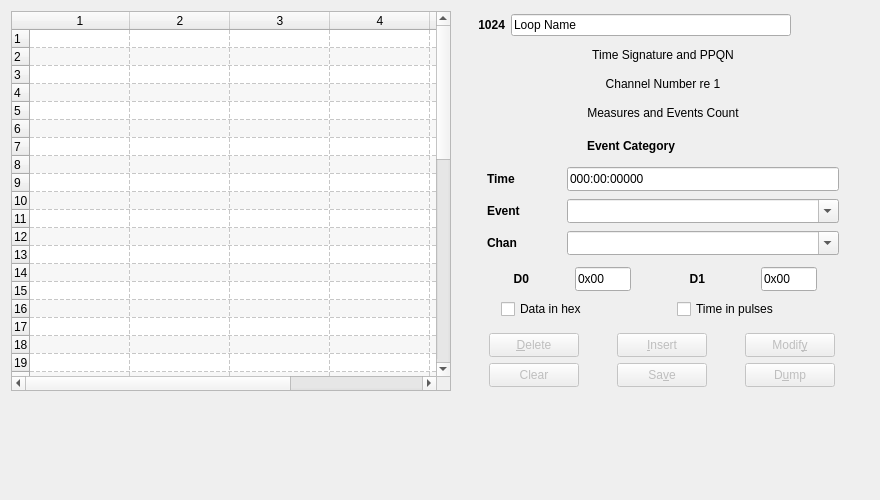
ahlstromcj/seq66, file seq_qt5/forms/qseqeventframe.ui: the form before one commit.
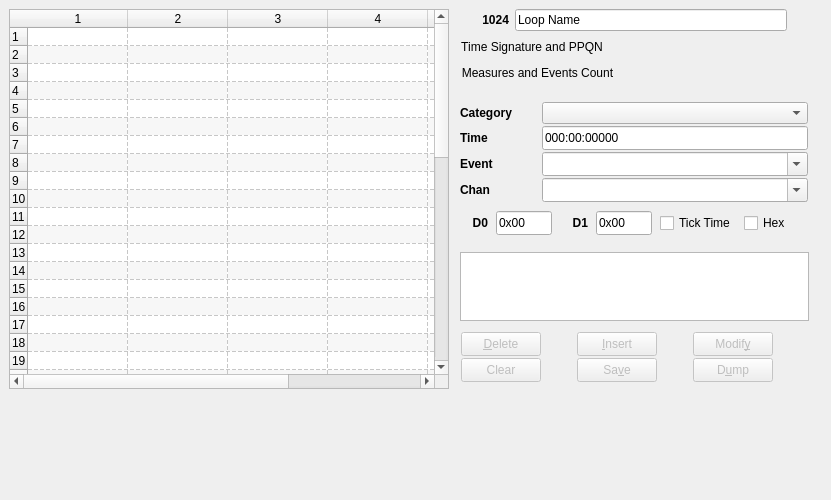
The form after the commit.

Commit message: Continuing work to add meta/text handling to event editor.

The edit to the form file:
```diff
--- a/seq_qt5/forms/qseqeventframe.ui
+++ b/seq_qt5/forms/qseqeventframe.ui
@@ -6,7 +6,7 @@
    <rect>
     <x>0</x>
     <y>0</y>
-    <width>880</width>
+    <width>831</width>
     <height>500</height>
    </rect>
   </property>
@@ -18,19 +18,22 @@
   </property>
   <property name="maximumSize">
    <size>
-    <width>880</width>
+    <width>900</width>
     <height>500</height>
    </size>
   </property>
   <property name="windowTitle">
    <string>Events</string>
   </property>
-  <layout class="QGridLayout" name="gridLayout_4">
-   <property name="horizontalSpacing">
-    <number>6</number>
-   </property>
-   <item row="0" column="0" rowspan="4">
     <widget class="QTableWidget" name="eventTableWidget">
+   <property name="geometry">
+    <rect>
+     <x>9</x>
+     <y>9</y>
+     <width>440</width>
+     <height>380</height>
+    </rect>
+   </property>
      <property name="sizePolicy">
       <sizepolicy hsizetype="Expanding" vsizetype="Expanding">
        <horstretch>0</horstretch>
@@ -134,331 +137,37 @@
      <column/>
      <column/>
     </widget>
-   </item>
-   <item row="1" column="2">
-    <layout class="QVBoxLayout" name="verticalLayout_3">
-     <property name="spacing">
-      <number>8</number>
-     </property>
-     <property name="sizeConstraint">
-      <enum>QLayout::SetMinimumSize</enum>
-     </property>
-     <item>
-      <widget class="QLabel" name="label_category">
-       <property name="minimumSize">
-        <size>
-         <width>348</width>
-         <height>22</height>
-        </size>
-       </property>
-       <property name="maximumSize">
-        <size>
-         <width>264</width>
-         <height>22</height>
-        </size>
-       </property>
-       <property name="font">
-        <font>
-         <weight>75</weight>
-         <bold>true</bold>
-        </font>
-       </property>
-       <property name="text">
-        <string>Event Category</string>
-       </property>
-       <property name="alignment">
-        <set>Qt::AlignCenter</set>
-       </property>
-      </widget>
-     </item>
-     <item>
-      <layout class="QGridLayout" name="gridLayout" columnstretch="1,2">
-       <property name="horizontalSpacing">
-        <number>2</number>
-       </property>
-       <item row="0" column="0">
-        <widget class="QLabel" name="time_label">
-         <property name="minimumSize">
-          <size>
-           <width>0</width>
-           <height>24</height>
-          </size>
-         </property>
-         <property name="maximumSize">
-          <size>
-           <width>48</width>
-           <height>24</height>
-          </size>
-         </property>
-         <property name="font">
-          <font>
-           <weight>75</weight>
-           <bold>true</bold>
-          </font>
-         </property>
-         <property name="text">
-          <string>Time  </string>
-         </property>
-        </widget>
-       </item>
-       <item row="1" column="0">
-        <widget class="QLabel" name="event_label">
-         <property name="minimumSize">
-          <size>
-           <width>0</width>
-           <height>24</height>
-          </size>
-         </property>
-         <property name="maximumSize">
-          <size>
-           <width>48</width>
-           <height>24</height>
-          </size>
-         </property>
-         <property name="font">
-          <font>
-           <weight>75</weight>
-           <bold>true</bold>
-          </font>
-         </property>
-         <property name="text">
-          <string>Event</string>
-         </property>
-        </widget>
-       </item>
-       <item row="0" column="1">
-        <widget class="QLineEdit" name="entry_ev_timestamp">
-         <property name="minimumSize">
-          <size>
-           <width>100</width>
-           <height>24</height>
-          </size>
-         </property>
-         <property name="maximumSize">
-          <size>
-           <width>272</width>
-           <height>24</height>
-          </size>
-         </property>
-         <property name="toolTip">
-          <string>Current time in bars:beats:pulses. Edit to insert or modify events.</string>
-         </property>
-         <property name="text">
-          <string>000:00:00000</string>
-         </property>
-        </widget>
-       </item>
-       <item row="2" column="0">
-        <widget class="QLabel" name="channel_label">
-         <property name="font">
-          <font>
-           <weight>75</weight>
-           <bold>true</bold>
-          </font>
-         </property>
-         <property name="text">
-          <string>Chan</string>
-         </property>
-        </widget>
-       </item>
-       <item row="2" column="1">
-        <widget class="QComboBox" name="channel_combo_box">
-         <property name="minimumSize">
-          <size>
-           <width>100</width>
-           <height>24</height>
-          </size>
-         </property>
-         <property name="maximumSize">
-          <size>
-           <width>272</width>
-           <height>24</height>
-          </size>
-         </property>
-         <property name="editable">
-          <bool>true</bool>
-         </property>
-         <property name="currentIndex">
-          <number>-1</number>
-         </property>
-         <property name="maxVisibleItems">
-          <number>16</number>
-         </property>
-         <property name="maxCount">
-          <number>16</number>
-         </property>
-         <property name="insertPolicy">
-          <enum>QComboBox::NoInsert</enum>
-         </property>
-         <property name="minimumContentsLength">
-          <number>1</number>
-         </property>
-        </widget>
-       </item>
-       <item row="1" column="1">
-        <widget class="QComboBox" name="combo_ev_name">
-         <property name="minimumSize">
-          <size>
-           <width>100</width>
-           <height>24</height>
-          </size>
-         </property>
-         <property name="maximumSize">
-          <size>
-           <width>272</width>
-           <height>24</height>
-          </size>
-         </property>
-         <property name="editable">
-          <bool>true</bool>
-         </property>
-         <property name="insertPolicy">
-          <enum>QComboBox::NoInsert</enum>
-         </property>
-        </widget>
-       </item>
-      </layout>
-     </item>
-    </layout>
-   </item>
-   <item row="0" column="1">
-    <spacer name="horizontalSpacer_2">
-     <property name="orientation">
-      <enum>Qt::Horizontal</enum>
-     </property>
-     <property name="sizeHint" stdset="0">
-      <size>
-       <width>40</width>
-       <height>20</height>
-      </size>
-     </property>
-    </spacer>
-   </item>
-   <item row="2" column="2">
-    <layout class="QGridLayout" name="gridLayout_3">
-     <property name="horizontalSpacing">
-      <number>2</number>
-     </property>
-     <item row="0" column="0">
-      <widget class="QLabel" name="d0_label">
-       <property name="minimumSize">
-        <size>
-         <width>28</width>
-         <height>24</height>
-        </size>
-       </property>
-       <property name="maximumSize">
-        <size>
-         <width>28</width>
-         <height>24</height>
-        </size>
-       </property>
-       <property name="font">
-        <font>
-         <weight>75</weight>
-         <bold>true</bold>
-        </font>
-       </property>
-       <property name="text">
-        <string>D0</string>
-       </property>
-       <property name="alignment">
-        <set>Qt::AlignRight|Qt::AlignTrailing|Qt::AlignVCenter</set>
-       </property>
-      </widget>
-     </item>
-     <item row="0" column="1">
-      <widget class="QLineEdit" name="entry_ev_data_0">
-       <property name="minimumSize">
-        <size>
-         <width>48</width>
-         <height>24</height>
-        </size>
-       </property>
-       <property name="maximumSize">
-        <size>
-         <width>56</width>
-         <height>24</height>
-        </size>
-       </property>
-       <property name="statusTip">
-        <string>The first data byte, if applicable. Change using decimal or hex (0xnn) notation.</string>
-       </property>
-       <property name="text">
-        <string>0x00</string>
-       </property>
-      </widget>
-     </item>
-     <item row="0" column="2">
-      <widget class="QLabel" name="d1_label">
-       <property name="minimumSize">
-        <size>
-         <width>28</width>
-         <height>24</height>
-        </size>
-       </property>
-       <property name="maximumSize">
-        <size>
-         <width>28</width>
-         <height>24</height>
-        </size>
-       </property>
-       <property name="font">
-        <font>
-         <weight>75</weight>
-         <bold>true</bold>
-        </font>
-       </property>
-       <property name="text">
-        <string>D1</string>
-       </property>
-       <property name="alignment">
-        <set>Qt::AlignRight|Qt::AlignTrailing|Qt::AlignVCenter</set>
-       </property>
-      </widget>
-     </item>
-     <item row="0" column="3">
-      <widget class="QLineEdit" name="entry_ev_data_1">
-       <property name="minimumSize">
-        <size>
-         <width>48</width>
-         <height>24</height>
-        </size>
-       </property>
-       <property name="maximumSize">
-        <size>
-         <width>56</width>
-         <height>24</height>
-        </size>
-       </property>
-       <property name="statusTip">
-        <string>The second data byte, if applicable.  Change using decimal or hex (0xnn) notation.</string>
-       </property>
-       <property name="text">
-        <string>0x00</string>
-       </property>
-      </widget>
-     </item>
-     <item row="1" column="0" colspan="2">
-      <widget class="QCheckBox" name="hex_data_check_box">
-       <property name="text">
-        <string>Data in hex</string>
-       </property>
-      </widget>
-     </item>
-     <item row="1" column="2" colspan="2">
-      <widget class="QCheckBox" name="pulse_time_check_box">
-       <property name="text">
-        <string>Time in pulses</string>
-       </property>
-      </widget>
-     </item>
-    </layout>
-   </item>
-   <item row="3" column="2">
+  <widget class="QPlainTextEdit" name="plainTextEdit">
+   <property name="geometry">
+    <rect>
+     <x>460</x>
+     <y>252</y>
+     <width>349</width>
+     <height>69</height>
+    </rect>
+   </property>
+   <property name="sizePolicy">
+    <sizepolicy hsizetype="Fixed" vsizetype="Fixed">
+     <horstretch>0</horstretch>
+     <verstretch>0</verstretch>
+    </sizepolicy>
+   </property>
+  </widget>
+  <widget class="QWidget" name="layoutWidget">
+   <property name="geometry">
+    <rect>
+     <x>461</x>
+     <y>332</y>
+     <width>361</width>
+     <height>52</height>
+    </rect>
+   </property>
     <layout class="QGridLayout" name="gridLayout_2">
      <property name="sizeConstraint">
-      <enum>QLayout::SetMinimumSize</enum>
+     <enum>QLayout::SetFixedSize</enum>
+    </property>
+    <property name="horizontalSpacing">
+     <number>36</number>
      </property>
      <property name="verticalSpacing">
       <number>2</number>
@@ -619,37 +328,22 @@
       </widget>
      </item>
     </layout>
-   </item>
-   <item row="4" column="2">
-    <spacer name="verticalSpacer">
-     <property name="orientation">
-      <enum>Qt::Vertical</enum>
-     </property>
-     <property name="sizeHint" stdset="0">
-      <size>
-       <width>20</width>
-       <height>40</height>
-      </size>
-     </property>
-    </spacer>
-   </item>
-   <item row="4" column="0">
-    <spacer name="verticalSpacer_2">
-     <property name="orientation">
-      <enum>Qt::Vertical</enum>
-     </property>
-     <property name="sizeHint" stdset="0">
-      <size>
-       <width>20</width>
-       <height>441</height>
-      </size>
-     </property>
-    </spacer>
-   </item>
-   <item row="0" column="2">
+  </widget>
+  <widget class="QWidget" name="layoutWidget">
+   <property name="geometry">
+    <rect>
+     <x>461</x>
+     <y>9</y>
+     <width>365</width>
+     <height>83</height>
+    </rect>
+   </property>
     <layout class="QVBoxLayout" name="verticalLayout">
+    <property name="sizeConstraint">
+     <enum>QLayout::SetFixedSize</enum>
+    </property>
      <item>
-      <layout class="QHBoxLayout" name="horizontalLayout_2" stretch="0,0,0">
+     <layout class="QHBoxLayout" name="horizontalLayout_2" stretch="0,0">
        <property name="spacing">
         <number>6</number>
        </property>
@@ -689,9 +383,15 @@
        </item>
        <item>
         <widget class="QLineEdit" name="m_entry_name">
+        <property name="sizePolicy">
+         <sizepolicy hsizetype="MinimumExpanding" vsizetype="Fixed">
+          <horstretch>0</horstretch>
+          <verstretch>0</verstretch>
+         </sizepolicy>
+        </property>
          <property name="minimumSize">
           <size>
-           <width>280</width>
+          <width>272</width>
            <height>0</height>
           </size>
          </property>
@@ -706,23 +406,16 @@
          </property>
         </widget>
        </item>
-       <item>
-        <spacer name="horizontalSpacer">
-         <property name="orientation">
-          <enum>Qt::Horizontal</enum>
-         </property>
-         <property name="sizeHint" stdset="0">
-          <size>
-           <width>200</width>
-           <height>20</height>
-          </size>
-         </property>
-        </spacer>
-       </item>
       </layout>
      </item>
      <item>
       <widget class="QLabel" name="label_time_sig">
+      <property name="sizePolicy">
+       <sizepolicy hsizetype="Fixed" vsizetype="Preferred">
+        <horstretch>0</horstretch>
+        <verstretch>0</verstretch>
+       </sizepolicy>
+      </property>
        <property name="minimumSize">
         <size>
          <width>0</width>
@@ -743,30 +436,14 @@
        </property>
       </widget>
      </item>
-     <item>
-      <widget class="QLabel" name="label_channel">
-       <property name="minimumSize">
-        <size>
-         <width>0</width>
-         <height>20</height>
-        </size>
-       </property>
-       <property name="maximumSize">
-        <size>
-         <width>16777215</width>
-         <height>20</height>
-        </size>
-       </property>
-       <property name="text">
-        <string>Channel Number re 1</string>
-       </property>
-       <property name="alignment">
-        <set>Qt::AlignCenter</set>
-       </property>
-      </widget>
-     </item>
      <item>
       <widget class="QLabel" name="label_measures_ev_count">
+      <property name="sizePolicy">
+       <sizepolicy hsizetype="Fixed" vsizetype="Preferred">
+        <horstretch>0</horstretch>
+        <verstretch>0</verstretch>
+       </sizepolicy>
+      </property>
        <property name="minimumSize">
         <size>
          <width>0</width>
@@ -788,8 +465,325 @@
       </widget>
      </item>
     </layout>
-   </item>
-  </layout>
+  </widget>
+  <widget class="QWidget" name="">
+   <property name="geometry">
+    <rect>
+     <x>460</x>
+     <y>99</y>
+     <width>348</width>
+     <height>139</height>
+    </rect>
+   </property>
+   <layout class="QVBoxLayout" name="verticalLayout_2">
+    <item>
+     <layout class="QGridLayout" name="gridLayout" columnstretch="1,0">
+      <property name="sizeConstraint">
+       <enum>QLayout::SetFixedSize</enum>
+      </property>
+      <property name="spacing">
+       <number>2</number>
+      </property>
+      <item row="1" column="0">
+       <widget class="QLabel" name="time_label">
+        <property name="minimumSize">
+         <size>
+          <width>0</width>
+          <height>24</height>
+         </size>
+        </property>
+        <property name="maximumSize">
+         <size>
+          <width>48</width>
+          <height>24</height>
+         </size>
+        </property>
+        <property name="font">
+         <font>
+          <weight>75</weight>
+          <bold>true</bold>
+         </font>
+        </property>
+        <property name="text">
+         <string>Time  </string>
+        </property>
+       </widget>
+      </item>
+      <item row="3" column="1">
+       <widget class="QComboBox" name="channel_combo_box">
+        <property name="minimumSize">
+         <size>
+          <width>100</width>
+          <height>24</height>
+         </size>
+        </property>
+        <property name="maximumSize">
+         <size>
+          <width>272</width>
+          <height>24</height>
+         </size>
+        </property>
+        <property name="editable">
+         <bool>true</bool>
+        </property>
+        <property name="currentIndex">
+         <number>-1</number>
+        </property>
+        <property name="maxVisibleItems">
+         <number>16</number>
+        </property>
+        <property name="maxCount">
+         <number>16</number>
+        </property>
+        <property name="insertPolicy">
+         <enum>QComboBox::NoInsert</enum>
+        </property>
+        <property name="minimumContentsLength">
+         <number>1</number>
+        </property>
+       </widget>
+      </item>
+      <item row="2" column="1">
+       <widget class="QComboBox" name="combo_ev_name">
+        <property name="minimumSize">
+         <size>
+          <width>100</width>
+          <height>24</height>
+         </size>
+        </property>
+        <property name="maximumSize">
+         <size>
+          <width>272</width>
+          <height>24</height>
+         </size>
+        </property>
+        <property name="editable">
+         <bool>true</bool>
+        </property>
+        <property name="insertPolicy">
+         <enum>QComboBox::NoInsert</enum>
+        </property>
+       </widget>
+      </item>
+      <item row="1" column="1">
+       <widget class="QLineEdit" name="entry_ev_timestamp">
+        <property name="minimumSize">
+         <size>
+          <width>100</width>
+          <height>24</height>
+         </size>
+        </property>
+        <property name="maximumSize">
+         <size>
+          <width>272</width>
+          <height>24</height>
+         </size>
+        </property>
+        <property name="toolTip">
+         <string>Current time in bars:beats:pulses. Edit to insert or modify events.</string>
+        </property>
+        <property name="text">
+         <string>000:00:00000</string>
+        </property>
+       </widget>
+      </item>
+      <item row="3" column="0">
+       <widget class="QLabel" name="channel_label">
+        <property name="font">
+         <font>
+          <weight>75</weight>
+          <bold>true</bold>
+         </font>
+        </property>
+        <property name="text">
+         <string>Chan</string>
+        </property>
+       </widget>
+      </item>
+      <item row="2" column="0">
+       <widget class="QLabel" name="event_label">
+        <property name="minimumSize">
+         <size>
+          <width>0</width>
+          <height>24</height>
+         </size>
+        </property>
+        <property name="maximumSize">
+         <size>
+          <width>48</width>
+          <height>24</height>
+         </size>
+        </property>
+        <property name="font">
+         <font>
+          <weight>75</weight>
+          <bold>true</bold>
+         </font>
+        </property>
+        <property name="text">
+         <string>Event</string>
+        </property>
+       </widget>
+      </item>
+      <item row="0" column="1">
+       <widget class="QComboBox" name="combo_ev_category"/>
+      </item>
+      <item row="0" column="0">
+       <widget class="QLabel" name="label_category">
+        <property name="minimumSize">
+         <size>
+          <width>80</width>
+          <height>18</height>
+         </size>
+        </property>
+        <property name="maximumSize">
+         <size>
+          <width>264</width>
+          <height>18</height>
+         </size>
+        </property>
+        <property name="font">
+         <font>
+          <weight>75</weight>
+          <bold>true</bold>
+         </font>
+        </property>
+        <property name="text">
+         <string>Category</string>
+        </property>
+        <property name="alignment">
+         <set>Qt::AlignLeading|Qt::AlignLeft|Qt::AlignVCenter</set>
+        </property>
+       </widget>
+      </item>
+     </layout>
+    </item>
+    <item>
+     <layout class="QGridLayout" name="gridLayout_3" columnstretch="0,0,0,0,0,0">
+      <property name="sizeConstraint">
+       <enum>QLayout::SetFixedSize</enum>
+      </property>
+      <property name="horizontalSpacing">
+       <number>8</number>
+      </property>
+      <item row="0" column="3">
+       <widget class="QLineEdit" name="entry_ev_data_1">
+        <property name="minimumSize">
+         <size>
+          <width>48</width>
+          <height>24</height>
+         </size>
+        </property>
+        <property name="maximumSize">
+         <size>
+          <width>56</width>
+          <height>24</height>
+         </size>
+        </property>
+        <property name="statusTip">
+         <string>The second data byte, if applicable.  Change using decimal or hex (0xnn) notation.</string>
+        </property>
+        <property name="text">
+         <string>0x00</string>
+        </property>
+       </widget>
+      </item>
+      <item row="0" column="2">
+       <widget class="QLabel" name="d1_label">
+        <property name="minimumSize">
+         <size>
+          <width>28</width>
+          <height>24</height>
+         </size>
+        </property>
+        <property name="maximumSize">
+         <size>
+          <width>28</width>
+          <height>24</height>
+         </size>
+        </property>
+        <property name="font">
+         <font>
+          <weight>75</weight>
+          <bold>true</bold>
+         </font>
+        </property>
+        <property name="text">
+         <string>D1</string>
+        </property>
+        <property name="alignment">
+         <set>Qt::AlignRight|Qt::AlignTrailing|Qt::AlignVCenter</set>
+        </property>
+       </widget>
+      </item>
+      <item row="0" column="4">
+       <widget class="QCheckBox" name="pulse_time_check_box">
+        <property name="text">
+         <string>Tick Time</string>
+        </property>
+       </widget>
+      </item>
+      <item row="0" column="5">
+       <widget class="QCheckBox" name="hex_data_check_box">
+        <property name="text">
+         <string>Hex</string>
+        </property>
+       </widget>
+      </item>
+      <item row="0" column="0">
+       <widget class="QLabel" name="d0_label">
+        <property name="minimumSize">
+         <size>
+          <width>28</width>
+          <height>24</height>
+         </size>
+        </property>
+        <property name="maximumSize">
+         <size>
+          <width>28</width>
+          <height>24</height>
+         </size>
+        </property>
+        <property name="font">
+         <font>
+          <weight>75</weight>
+          <bold>true</bold>
+         </font>
+        </property>
+        <property name="text">
+         <string>D0</string>
+        </property>
+        <property name="alignment">
+         <set>Qt::AlignRight|Qt::AlignTrailing|Qt::AlignVCenter</set>
+        </property>
+       </widget>
+      </item>
+      <item row="0" column="1">
+       <widget class="QLineEdit" name="entry_ev_data_0">
+        <property name="minimumSize">
+         <size>
+          <width>48</width>
+          <height>24</height>
+         </size>
+        </property>
+        <property name="maximumSize">
+         <size>
+          <width>56</width>
+          <height>24</height>
+         </size>
+        </property>
+        <property name="statusTip">
+         <string>The first data byte, if applicable. Change using decimal or hex (0xnn) notation.</string>
+        </property>
+        <property name="text">
+         <string>0x00</string>
+        </property>
+       </widget>
+      </item>
+     </layout>
+    </item>
+   </layout>
+  </widget>
  </widget>
  <tabstops>
   <tabstop>eventTableWidget</tabstop>
```
Left out of the diff: 116 changed lines with no effect on the pictures. Lines whose indentation alone changed are shown as unchanged. The commit also changes 11 other files.
